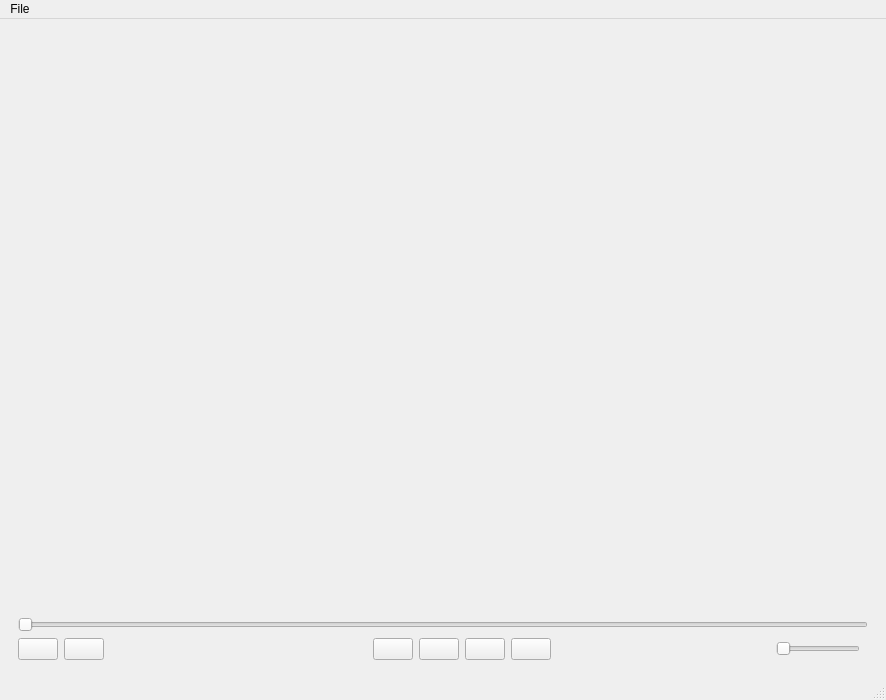
Old version of the form gui-intro.ui in the repository mohammadjavad78/AP_FinalProject.
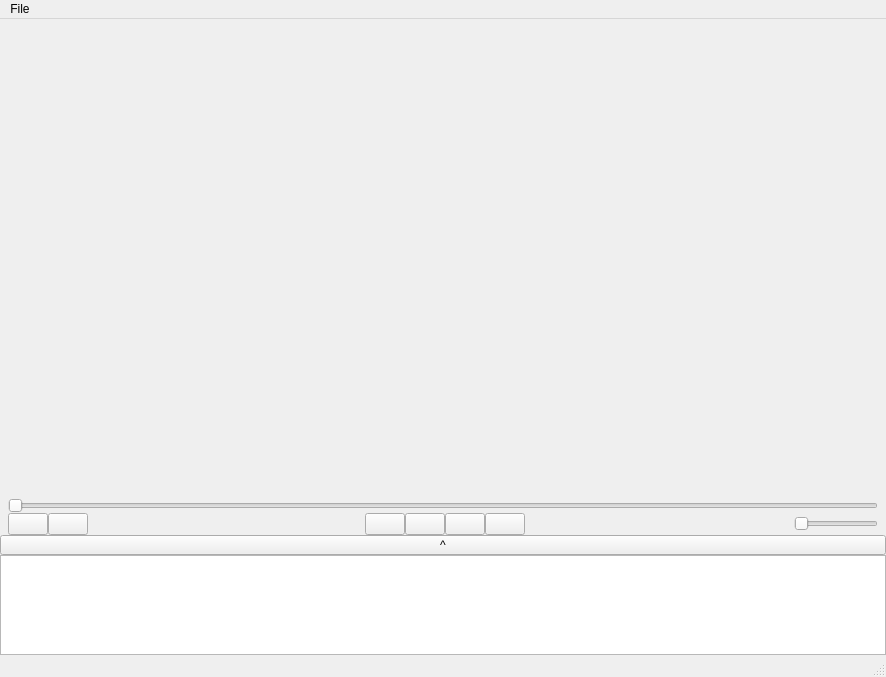
New version of the form.

The edit to the form file:
```diff
--- a/gui-intro.ui
+++ b/gui-intro.ui
@@ -7,7 +7,7 @@
     <x>0</x>
     <y>0</y>
     <width>886</width>
-    <height>700</height>
+    <height>677</height>
    </rect>
   </property>
   <property name="windowTitle">
@@ -15,6 +15,21 @@
   </property>
   <widget class="QWidget" name="centralwidget">
    <layout class="QGridLayout" name="gridLayout">
+    <property name="leftMargin">
+     <number>0</number>
+    </property>
+    <property name="topMargin">
+     <number>0</number>
+    </property>
+    <property name="rightMargin">
+     <number>0</number>
+    </property>
+    <property name="bottomMargin">
+     <number>0</number>
+    </property>
+    <property name="spacing">
+     <number>0</number>
+    </property>
     <item row="0" column="1">
      <widget class="QFrame" name="frame">
       <property name="frameShape">
@@ -24,8 +39,29 @@
        <enum>QFrame::Raised</enum>
       </property>
       <layout class="QVBoxLayout" name="verticalLayout_2">
+       <property name="spacing">
+        <number>0</number>
+       </property>
+       <property name="leftMargin">
+        <number>0</number>
+       </property>
+       <property name="topMargin">
+        <number>0</number>
+       </property>
+       <property name="rightMargin">
+        <number>0</number>
+       </property>
+       <property name="bottomMargin">
+        <number>0</number>
+       </property>
        <item>
         <layout class="QVBoxLayout" name="verticalLayout">
+         <property name="spacing">
+          <number>0</number>
+         </property>
+         <property name="bottomMargin">
+          <number>0</number>
+         </property>
          <item>
           <widget class="QFrame" name="frames">
            <property name="frameShape">
@@ -35,6 +71,21 @@
             <enum>QFrame::Raised</enum>
            </property>
            <layout class="QGridLayout" name="gridLayout_2">
+            <property name="leftMargin">
+             <number>0</number>
+            </property>
+            <property name="topMargin">
+             <number>0</number>
+            </property>
+            <property name="rightMargin">
+             <number>0</number>
+            </property>
+            <property name="bottomMargin">
+             <number>0</number>
+            </property>
+            <property name="spacing">
+             <number>0</number>
+            </property>
             <item row="0" column="0">
              <layout class="QVBoxLayout" name="vertical"/>
             </item>
@@ -42,14 +93,30 @@
           </widget>
          </item>
          <item>
-          <widget class="QSlider" name="sliderfilm">
-           <property name="orientation">
-            <enum>Qt::Horizontal</enum>
+          <layout class="QVBoxLayout" name="verticalLayout_3">
+           <property name="spacing">
+            <number>0</number>
            </property>
-          </widget>
+           <property name="leftMargin">
+            <number>8</number>
+           </property>
+           <property name="rightMargin">
+            <number>8</number>
+           </property>
+           <item>
+            <widget class="QSlider" name="sliderfilm">
+             <property name="orientation">
+              <enum>Qt::Horizontal</enum>
+             </property>
+            </widget>
+           </item>
+          </layout>
          </item>
          <item>
           <layout class="QHBoxLayout" name="horizontalLayout">
+           <property name="leftMargin">
+            <number>8</number>
+           </property>
            <property name="rightMargin">
             <number>8</number>
            </property>
@@ -78,7 +145,7 @@
              <property name="sizeHint" stdset="0">
               <size>
                <width>250</width>
-               <height>20</height>
+               <height>0</height>
               </size>
              </property>
             </spacer>
@@ -129,7 +196,7 @@
              <property name="sizeHint" stdset="0">
               <size>
                <width>200</width>
-               <height>20</height>
+               <height>0</height>
               </size>
              </property>
             </spacer>
@@ -152,6 +219,51 @@
            </item>
           </layout>
          </item>
+         <item>
+          <layout class="QVBoxLayout" name="verticalLayout_4">
+           <item>
+            <widget class="QPushButton" name="listbtn">
+             <property name="sizePolicy">
+              <sizepolicy hsizetype="Minimum" vsizetype="Fixed">
+               <horstretch>0</horstretch>
+               <verstretch>0</verstretch>
+              </sizepolicy>
+             </property>
+             <property name="minimumSize">
+              <size>
+               <width>0</width>
+               <height>20</height>
+              </size>
+             </property>
+             <property name="maximumSize">
+              <size>
+               <width>16777215</width>
+               <height>20</height>
+              </size>
+             </property>
+             <property name="text">
+              <string>^</string>
+             </property>
+            </widget>
+           </item>
+           <item>
+            <widget class="QListWidget" name="listView">
+             <property name="minimumSize">
+              <size>
+               <width>0</width>
+               <height>100</height>
+              </size>
+             </property>
+             <property name="maximumSize">
+              <size>
+               <width>16777215</width>
+               <height>100</height>
+              </size>
+             </property>
+            </widget>
+           </item>
+          </layout>
+         </item>
         </layout>
        </item>
       </layout>
```
Left out of the diff: 10 changed lines with no effect on the pictures.
